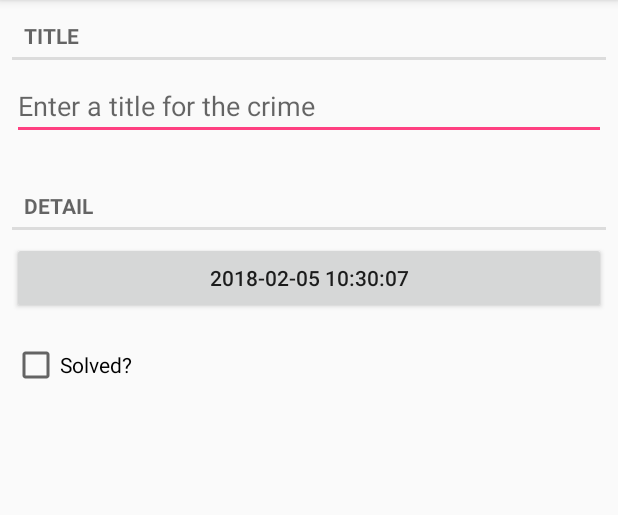
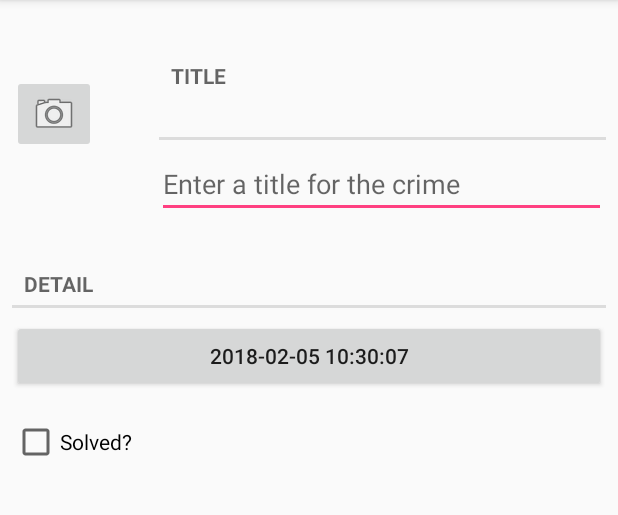
Before and after one commit to NUAAMETEOR/CriminalIntent, an Android app: the screen it shows after launch (ViewPageActivity), after a tap on "New Crime", on a phone screen of 412 x 824 dp, the part 84-599 px from its top. Run offline under Robolectric (Android 15) with nearby library versions, the phone set to English and light mode, and no system bars.

Commit message:
预览成功，可以实现自动对焦

```diff
--- a/app/src/main/AndroidManifest.xml
+++ b/app/src/main/AndroidManifest.xml
@@ -2,6 +2,9 @@
 <manifest xmlns:android="http://schemas.android.com/apk/res/android"
     package="cn.edu.nuaa.criminalintent">
 
+    <uses-permission android:name="android.permission.CAMERA"/>
+    <uses-feature android:name="android.hardware.camera"/>
+    <uses-feature android:name="android.hardware.camera.autofocus"/>
     <application
         android:allowBackup="true"
         android:icon="@mipmap/ic_launcher"
@@ -9,6 +12,8 @@
         android:roundIcon="@mipmap/ic_launcher_round"
         android:supportsRtl="true"
         android:theme="@style/AppTheme">
+        <!--android:screenOrientation="landscape"-->
+        <activity android:name=".CameraActivity" android:screenOrientation="landscape" android:exported="true"></activity>
         <activity android:name=".ViewPageActivity">
             <meta-data android:name="android.support.PARENT_ACTIVITY" android:value=".CrimeListActivity"></meta-data>
         </activity>
--- a/app/src/main/java/cn/edu/nuaa/criminalintent/CrimeFragment.java
+++ b/app/src/main/java/cn/edu/nuaa/criminalintent/CrimeFragment.java
@@ -4,6 +4,8 @@ import android.annotation.TargetApi;
 import android.app.Activity;
 import android.content.Context;
 import android.content.Intent;
+import android.content.pm.PackageManager;
+import android.hardware.Camera;
 import android.os.Build;
 import android.os.Bundle;
 import android.support.annotation.Nullable;
@@ -22,6 +24,7 @@ import android.widget.Button;
 import android.widget.CheckBox;
 import android.widget.CompoundButton;
 import android.widget.EditText;
+import android.widget.ImageButton;
 
 import java.text.SimpleDateFormat;
 import java.util.Date;
@@ -122,6 +125,20 @@ public class CrimeFragment extends Fragment {
         dateButton.setEnabled(true);
         solveOption = v.findViewById(R.id.crimeSolved);
         solveOption.setChecked(crimeInst.isCrimeSolved());
+        ImageButton imageButton = v.findViewById(R.id.start_camera);
+        imageButton.setOnClickListener(new View.OnClickListener() {
+            @Override
+            public void onClick(View view) {
+                Intent intent = new Intent(getActivity(), CameraActivity.class);
+                startActivity(intent);
+            }
+        });
+        PackageManager pm = getActivity().getPackageManager();
+        boolean hasCamera = (pm.hasSystemFeature(PackageManager.FEATURE_CAMERA) ||
+                pm.hasSystemFeature(PackageManager.FEATURE_CAMERA_FRONT)) && Camera.getNumberOfCameras() > 0;
+        if (!hasCamera) {
+            imageButton.setEnabled(false);
+        }
         if (titleText != null) {
             titleText.addTextChangedListener(new TextWatcher() {
                 @Override
--- a/app/src/main/java/cn/edu/nuaa/criminalintent/CrimeListActivity.java
+++ b/app/src/main/java/cn/edu/nuaa/criminalintent/CrimeListActivity.java
@@ -2,16 +2,18 @@ package cn.edu.nuaa.criminalintent;
 
 import android.os.Bundle;
 import android.support.annotation.Nullable;
+import android.util.Log;
 
 /**
  * Created by Meteor on 2018/1/14.
  */
 
 public class CrimeListActivity extends BaseFragmentActivity {
+    private static final String LOG_TAG=CrimeListActivity.class.getName();
     @Override
     protected void onCreate(@Nullable Bundle savedInstanceState) {
         super.onCreate(savedInstanceState);
-
+        Log.d(LOG_TAG, "Screen orientation :" + getWindowManager().getDefaultDisplay().getRotation());
     }
 
     @Override
--- a/app/src/main/res/layout-land/crime_fragment.xml
+++ b/app/src/main/res/layout-land/crime_fragment.xml
@@ -1,6 +1,7 @@
 <?xml version="1.0" encoding="utf-8"?>
 <android.support.constraint.ConstraintLayout xmlns:android="http://schemas.android.com/apk/res/android"
     xmlns:app="http://schemas.android.com/apk/res-auto"
+    xmlns:tools="http://schemas.android.com/tools"
     android:id="@+id/linearLayout"
     android:layout_width="match_parent"
     android:layout_height="match_parent">
@@ -8,27 +9,22 @@
     <TextView
         android:id="@+id/textView"
         style="?android:listSeparatorTextViewStyle"
-        android:layout_width="match_parent"
-        android:layout_height="wrap_content"
+        android:layout_width="492dp"
+        android:layout_height="0dp"
         android:layout_marginEnd="8dp"
-        android:layout_marginStart="8dp"
         android:layout_marginTop="8dp"
         android:text="@string/crime_title_label"
         app:layout_constraintEnd_toEndOf="parent"
-        app:layout_constraintStart_toStartOf="parent"
         app:layout_constraintTop_toTopOf="parent" />
 
     <EditText
         android:id="@+id/crimeTitle"
-        android:layout_width="match_parent"
-        android:layout_height="wrap_content"
+        android:layout_width="492dp"
+        android:layout_height="48dp"
         android:layout_marginEnd="8dp"
-        android:layout_marginStart="8dp"
         android:layout_marginTop="8dp"
         android:hint="@string/crime_title_hint"
         app:layout_constraintEnd_toEndOf="parent"
-        app:layout_constraintHorizontal_bias="0.0"
-        app:layout_constraintStart_toStartOf="parent"
         app:layout_constraintTop_toBottomOf="@+id/textView" />
 
     <TextView
@@ -72,4 +68,18 @@
         app:layout_constraintStart_toStartOf="parent"
         app:layout_constraintTop_toBottomOf="@+id/crimeDate"
         app:layout_constraintVertical_bias="0.01999998" />
+
+    <ImageButton
+        android:id="@+id/start_camera"
+        android:layout_width="wrap_content"
+        android:layout_height="wrap_content"
+        android:layout_marginBottom="8dp"
+        android:layout_marginEnd="8dp"
+        android:layout_marginStart="8dp"
+        android:layout_marginTop="8dp"
+        app:layout_constraintBottom_toBottomOf="@+id/crimeTitle"
+        app:layout_constraintEnd_toStartOf="@+id/crimeTitle"
+        app:layout_constraintStart_toStartOf="parent"
+        app:layout_constraintTop_toTopOf="@+id/textView"
+        app:srcCompat="@android:drawable/ic_menu_camera" />
 </android.support.constraint.ConstraintLayout>
--- a/app/src/main/res/layout/crime_fragment.xml
+++ b/app/src/main/res/layout/crime_fragment.xml
@@ -1,6 +1,7 @@
 <?xml version="1.0" encoding="utf-8"?>
 <android.support.constraint.ConstraintLayout xmlns:android="http://schemas.android.com/apk/res/android"
     xmlns:app="http://schemas.android.com/apk/res-auto"
+    xmlns:tools="http://schemas.android.com/tools"
     android:id="@+id/linearLayout"
     android:layout_width="match_parent"
     android:layout_height="match_parent">
@@ -8,27 +9,22 @@
     <TextView
         android:id="@+id/textView"
         style="?android:listSeparatorTextViewStyle"
-        android:layout_width="match_parent"
-        android:layout_height="wrap_content"
+        android:layout_width="298dp"
+        android:layout_height="85dp"
         android:layout_marginEnd="8dp"
-        android:layout_marginStart="8dp"
         android:layout_marginTop="8dp"
         android:text="@string/crime_title_label"
         app:layout_constraintEnd_toEndOf="parent"
-        app:layout_constraintStart_toStartOf="parent"
         app:layout_constraintTop_toTopOf="parent" />
 
     <EditText
         android:id="@+id/crimeTitle"
-        android:layout_width="match_parent"
-        android:layout_height="wrap_content"
+        android:layout_width="299dp"
+        android:layout_height="44dp"
         android:layout_marginEnd="8dp"
-        android:layout_marginStart="8dp"
         android:layout_marginTop="8dp"
         android:hint="@string/crime_title_hint"
         app:layout_constraintEnd_toEndOf="parent"
-        app:layout_constraintHorizontal_bias="0.0"
-        app:layout_constraintStart_toStartOf="parent"
         app:layout_constraintTop_toBottomOf="@+id/textView" />
 
     <TextView
@@ -72,4 +68,20 @@
         app:layout_constraintStart_toStartOf="parent"
         app:layout_constraintTop_toBottomOf="@+id/crimeDate"
         app:layout_constraintVertical_bias="0.01999998" />
+
+    <ImageButton
+        android:id="@+id/start_camera"
+        android:layout_width="wrap_content"
+        android:layout_height="wrap_content"
+        android:layout_marginBottom="8dp"
+        android:layout_marginEnd="8dp"
+        android:layout_marginStart="8dp"
+        android:layout_marginTop="8dp"
+        app:layout_constraintBottom_toBottomOf="@+id/crimeTitle"
+        app:layout_constraintEnd_toStartOf="@+id/textView"
+        app:layout_constraintHorizontal_bias="0.0"
+        app:layout_constraintStart_toStartOf="parent"
+        app:layout_constraintTop_toTopOf="@+id/textView"
+        app:layout_constraintVertical_bias="0.491"
+        app:srcCompat="@android:drawable/ic_menu_camera" />
 </android.support.constraint.ConstraintLayout>
```
Also changed, not shown: app/src/main/java/cn/edu/nuaa/criminalintent/AutoFocusCameraFragment.java (added, +70 -0 lines), app/src/main/java/cn/edu/nuaa/criminalintent/CameraActivity.java (added, +35 -0 lines), app/src/main/java/cn/edu/nuaa/criminalintent/CameraFragment.java (added, +129 -0 lines), app/src/main/java/cn/edu/nuaa/criminalintent/MyCamera.java (added, +256 -0 lines), app/src/main/res/layout-land/camera.xml (added, +33 -0 lines), app/src/main/res/layout/camera.xml (added, +33 -0 lines).
